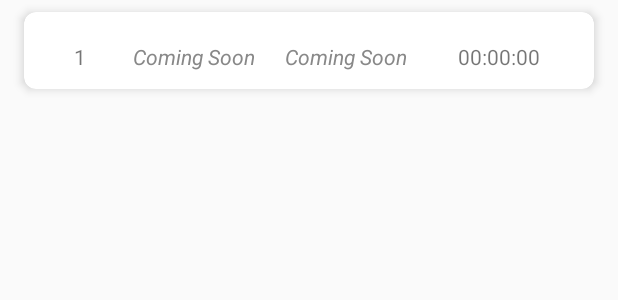
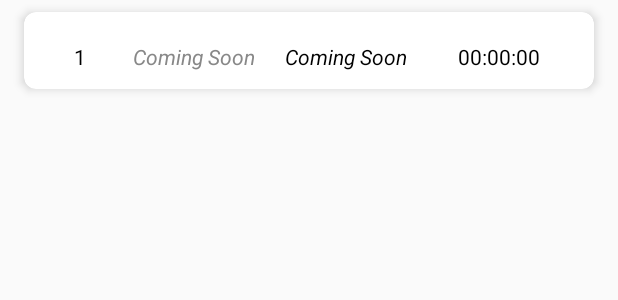
Before and after one commit to MadhurChaturvedi/todoApp-Android, an Android app: the layout task_layout.xml on its own in the app's theme, with its tools: preview values and no code run, on a phone screen of 412 x 824 dp. Shown: the top 300 px of the screen. Run offline under Robolectric (Android 15) with nearby library versions, the phone set to English and light mode, and no system bars.

Commit message:
change the color of table header

```diff
--- a/app/src/main/res/layout/activity_main.xml
+++ b/app/src/main/res/layout/activity_main.xml
@@ -23,7 +23,7 @@
         android:layout_height="wrap_content"
         android:layout_below="@id/tasksText"
         android:layout_marginTop="16dp"
-        android:background="#D3D3D3">
+        android:background="#ecf0f1">
 
         <TableRow android:padding="8dp">
             <TextView
--- a/app/src/main/res/layout/task_layout.xml
+++ b/app/src/main/res/layout/task_layout.xml
@@ -15,8 +15,6 @@
         android:padding="12dp">
 
         <!-- Table Header -->
-
-
         <!-- Table Row -->
         <LinearLayout
             android:layout_width="match_parent"
@@ -31,6 +29,7 @@
                 android:layout_weight="1"
                 android:text="1"
                 android:gravity="center"
+                android:textColor="@color/colorAccent"
                 android:textSize="14sp" />
 
 <!--            <TextView-->
@@ -60,7 +59,7 @@
                 android:layout_weight="2"
                 android:text="Coming Soon"
                 android:gravity="center"
-                android:textColor="#888888"
+                android:textColor="@color/colorAccent"
                 android:textStyle="italic"
                 android:textSize="14sp" />
 
@@ -70,6 +69,7 @@
                 android:layout_height="wrap_content"
                 android:layout_weight="2"
                 android:text="00:00:00"
+                android:textColor="@color/colorAccent"
                 android:gravity="center"
                 android:textSize="14sp" />
         </LinearLayout>
```
